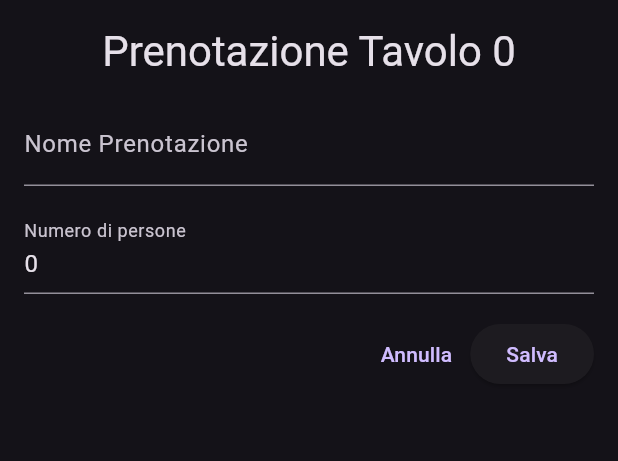
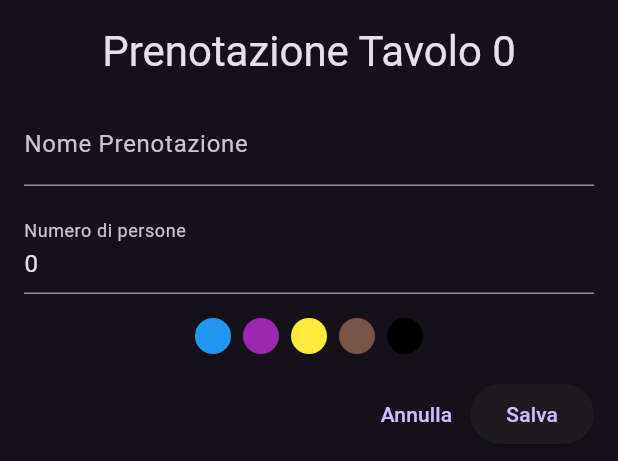
Before and after one commit to DonnyDevIT/bcone, a Flutter app: the ReservationSheet widget shown alone on an empty page, opened directly with empty values, after a tap on "Salva", on a phone screen of 412 x 824 dp. Shown: the top 461 px of the screen. Run offline on Flutter 3.47's test engine with Material 3 defaults, Android fonts, the phone set to English and light mode, and no system bars; our stand-ins replace auto_route, supabase_flutter; accounts and stored records are empty; network calls fail.

Commit message:
init color res

```diff
--- a/lib/app/pages/home/widgets/reservation_sheet.dart
+++ b/lib/app/pages/home/widgets/reservation_sheet.dart
@@ -17,13 +17,23 @@ class ReservationSheet extends StatefulWidget {
 }
 
 class _ReservationSheetState extends State<ReservationSheet> {
+  late Color? _chosenColor;
   late TextEditingController _nameController;
   late TextEditingController _occupantController;
+
+  final _colorOptions = [
+    Colors.blue,
+    Colors.purple,
+    Colors.yellow,
+    Colors.brown,
+    Colors.black,
+  ];
 
   @override
   void initState() {
     super.initState();
     _setEdit(true);
+    _chosenColor = widget.seat.chosenColor;
     _nameController =
         TextEditingController(text: widget.seat.reservationName ?? "");
     _occupantController =
@@ -81,6 +91,8 @@ class _ReservationSheetState extends State<ReservationSheet> {
                   ),
                 ),
                 const SizedBox(height: 16),
+                _buildColorPicker(widget.seat),
+                const SizedBox(height: 16),
                 Row(
                   mainAxisAlignment: MainAxisAlignment.end,
                   children: [
@@ -106,6 +118,33 @@ class _ReservationSheetState extends State<ReservationSheet> {
     );
   }
 
+  Widget _buildColorPicker(Seat seat) {
+    return Wrap(
+      spacing: 8,
+      children: _colorOptions.map((color) {
+        final isSelected = color == seat.chosenColor;
+        return InkWell(
+          onTap: () {
+            setState(() {
+              // aggiorni localmente
+              _chosenColor = color;
+            });
+          },
+          child: Container(
+            width: 24,
+            height: 24,
+            decoration: BoxDecoration(
+              color: color,
+              shape: BoxShape.circle,
+              border:
+                  isSelected ? Border.all(color: Colors.white, width: 2) : null,
+            ),
+          ),
+        );
+      }).toList(),
+    );
+  }
+
   Future _save() async {
     final name = _nameController.text.trim();
     final occupantCount = int.tryParse(_occupantController.text.trim()) ?? 0;
@@ -113,6 +152,7 @@ class _ReservationSheetState extends State<ReservationSheet> {
     final updatedSeat = widget.seat.copyWith(
       reservationName: name.isEmpty ? null : name,
       occupantCount: occupantCount,
+      chosenColor: _chosenColor,
     );
 
     await widget.onSave(updatedSeat);
--- a/lib/models/seat.dart
+++ b/lib/models/seat.dart
@@ -1,3 +1,5 @@
+import 'package:flutter/material.dart';
+
 class Seat {
   final int id;
   final int tableNumber;
@@ -10,6 +12,7 @@ class Seat {
   final int rowSpan;
   final int colSpan;
   final String? reservationName;
+  final Color? chosenColor;
 
   Seat({
     required this.id,
@@ -23,6 +26,7 @@ class Seat {
     this.rowSpan = 1,
     this.colSpan = 1,
     this.reservationName,
+    this.chosenColor,
   });
 
   Seat copyWith({
@@ -37,6 +41,7 @@ class Seat {
     int? rowSpan,
     int? colSpan,
     String? reservationName,
+    Color? chosenColor,
   }) {
     return Seat(
       id: id ?? this.id,
@@ -50,6 +55,7 @@ class Seat {
       rowSpan: rowSpan ?? this.rowSpan,
       colSpan: colSpan ?? this.colSpan,
       reservationName: reservationName ?? this.reservationName,
+      chosenColor: chosenColor ?? this.chosenColor,
     );
   }
 
@@ -66,6 +72,9 @@ class Seat {
       rowSpan: json['row_span'] as int,
       colSpan: json['col_span'] as int,
       reservationName: json['reservation_name'] as String?,
+      chosenColor: json['chosen_color'] != null
+          ? Color(int.parse(json['chosen_color'], radix: 16))
+          : null,
     );
   }
 }
```
Also changed, not shown: lib/app/pages/home/widgets/draggable_table_widget.dart (+11 -0 lines).
